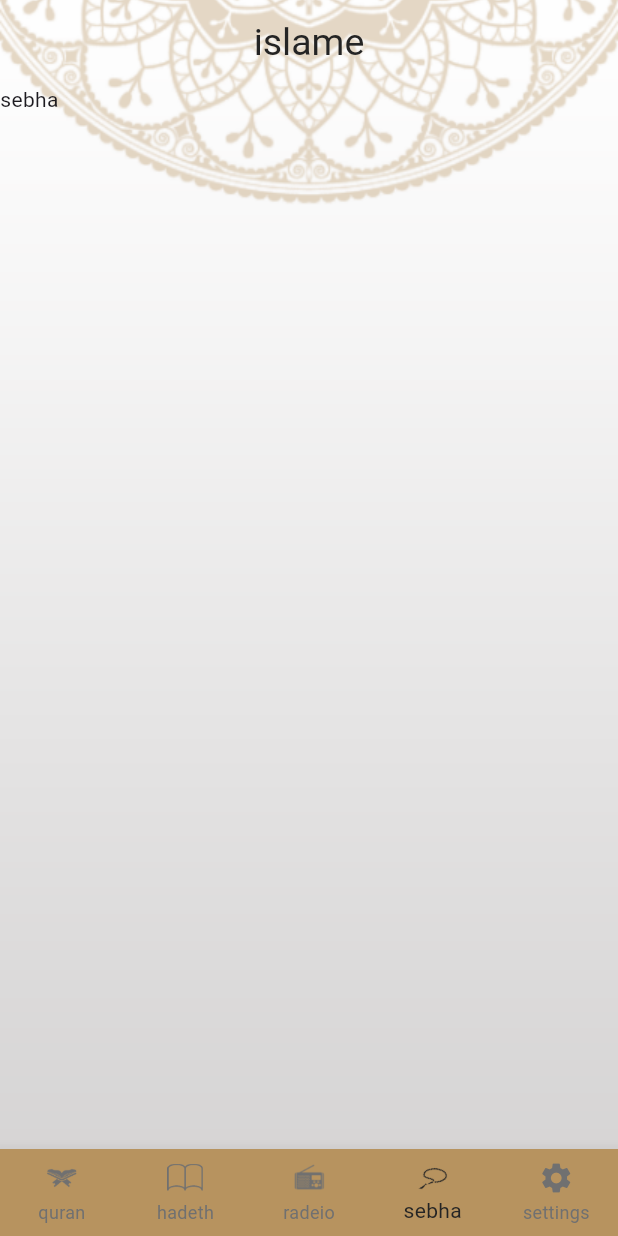
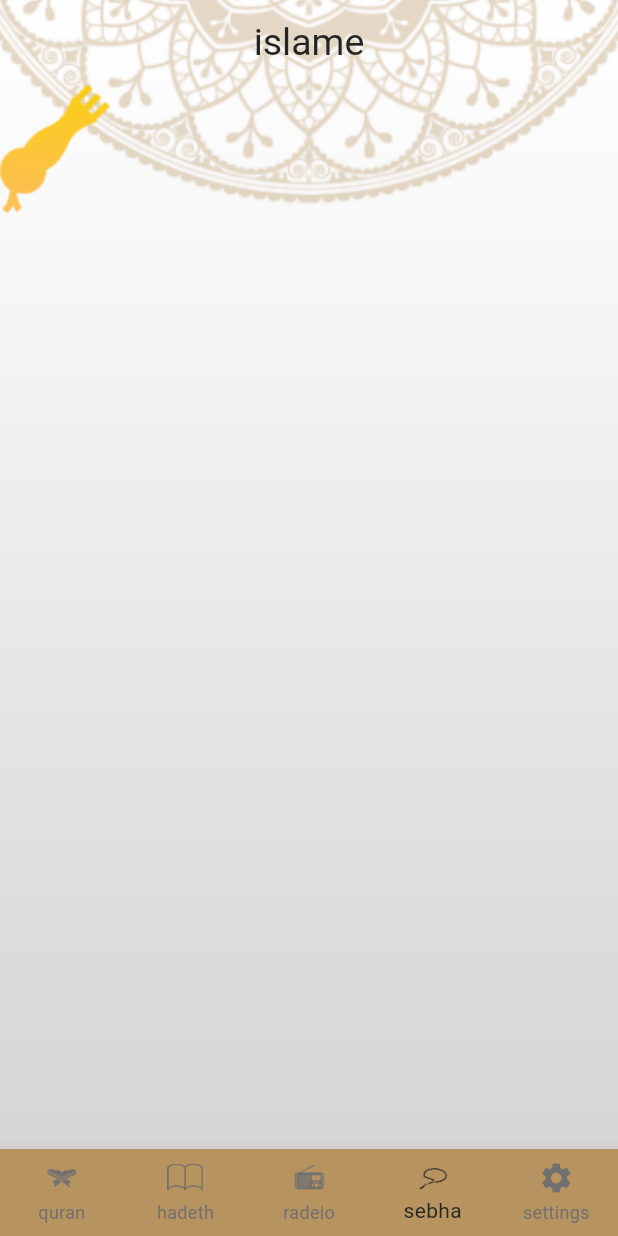
Before and after one commit to Amr-kh-dev/islame, a Flutter app: the screen it shows after launch, item 4 of the bottom bar chosen, on a phone screen of 412 x 824 dp. Run offline on Flutter 3.47's test engine with Material 3 defaults, Android fonts, the phone set to English and light mode, and no system bars; generated files the repository leaves out were written again.

Commit message:
inti sebha

```diff
--- a/lib/tabs/sebha/sebha.dart
+++ b/lib/tabs/sebha/sebha.dart
@@ -1,11 +1,14 @@
 import 'package:flutter/material.dart';
 
 class Sebha extends StatelessWidget {
-
+ ThemeMode mode = ThemeMode.system;
   @override
   Widget build(BuildContext context) {
     return Scaffold(
-      body: Text('sebha'),
+      body: Column(children: [
+        Image(image:  AssetImage( 'assets/images/head_sebha_dark.png')),
+
+      ]),
     );
   }
 }
```
